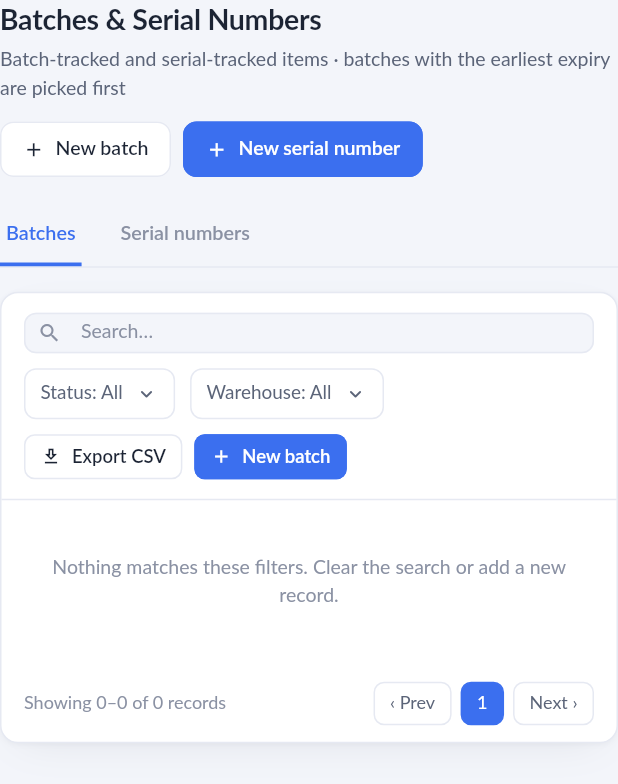
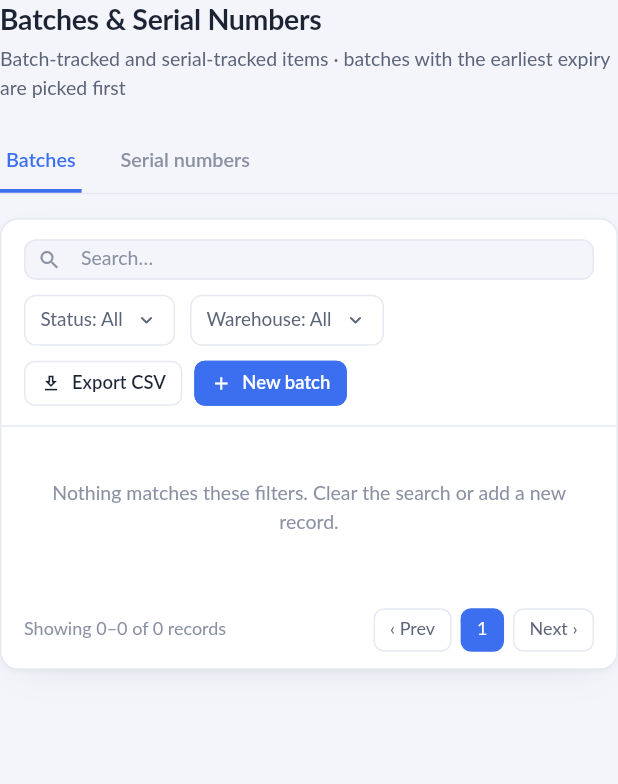
Before and after one commit to ImpacgoSolutions/impacgo-chain-frontend, a Flutter app: what batchesView() shows on an empty page, opened directly, on a phone screen of 412 x 824 dp. Shown: the top 784 px of the screen. Run offline on Flutter 3.47's test engine with Material 3 defaults, Android fonts, the phone set to English and light mode, and no system bars; our stand-ins replace pdf; missing offline and left inert: dart:html, excel.

Commit message:
Create buttons in the table card next to Export CSV
New opportunity moves from the page header into the table card; the duplicate
header buttons on Batches & Serial Numbers, Bins / Locations and Warehouses
(New bin) are removed, since their tables already have them.

Co-Authored-By: Claude Opus 5.5 <noreply@anthropic.com>

```diff
--- a/lib/screens/inventory.dart
+++ b/lib/screens/inventory.dart
@@ -264,11 +264,8 @@ Widget batchesView() =>
     Column(crossAxisAlignment: CrossAxisAlignment.stretch, children: [
       PageHeader('Batches & Serial Numbers',
           sub:
-              'Batch-tracked and serial-tracked items · batches with the earliest expiry are picked first',
-          actions: [
-            Btn.secondary('New batch', icon: 'plus', onTap: newBatchForm),
-            Btn('New serial number', icon: 'plus', onTap: newSerialForm),
-          ]),
+              'Batch-tracked and serial-tracked items · batches with the earliest expiry are picked first'),
+      // New batch / New serial number are in each tab's table card, next to Export CSV
       Tabs([
         TabDef(
             'Batches',
--- a/lib/screens/masters.dart
+++ b/lib/screens/masters.dart
@@ -656,7 +656,6 @@ Widget warehousesView() => Column(crossAxisAlignment: CrossAxisAlignment.stretch
         Btn.secondary('New warehouse', icon: 'plus', onTap: newWarehouseForm),
         Btn.secondary('Edit warehouse', icon: 'edit', onTap: editWarehousePick),
         Btn.secondary('Delete warehouse', icon: 'trash', onTap: deleteWarehousePick),
-        Btn('New bin', icon: 'plus', onTap: newBinForm),
       ]),
       const SectionTitle('Sites', first: true),
       RGrid(max: 2, minTile: 300, children: [
@@ -711,9 +710,7 @@ Widget warehousesView() => Column(crossAxisAlignment: CrossAxisAlignment.stretch
     ]);
 
 Widget binsView() => Column(crossAxisAlignment: CrossAxisAlignment.stretch, children: [
-      PageHeader('Bins / Locations', sub: 'Warehouse storage locations, zones and capacities', actions: [
-        Btn('New bin', icon: 'plus', onTap: newBinForm),
-      ]),
+      PageHeader('Bins / Locations', sub: 'Warehouse storage locations, zones and capacities'),
       DataTableCard(
         id: 'bins-view',
         rows: S.bins,
--- a/lib/ui/shell.dart
+++ b/lib/ui/shell.dart
@@ -1,7 +1,6 @@
 import 'package:flutter/material.dart';
 import 'select.dart';
 import '../app_state.dart';
-import '../core/store.dart';
 import '../core/auth.dart';
 import '../core/format.dart';
 import '../core/models.dart' show qcDone;
```
Also changed, not shown: lib/screens/crm.dart (+4 -3 lines), 1 other file.
